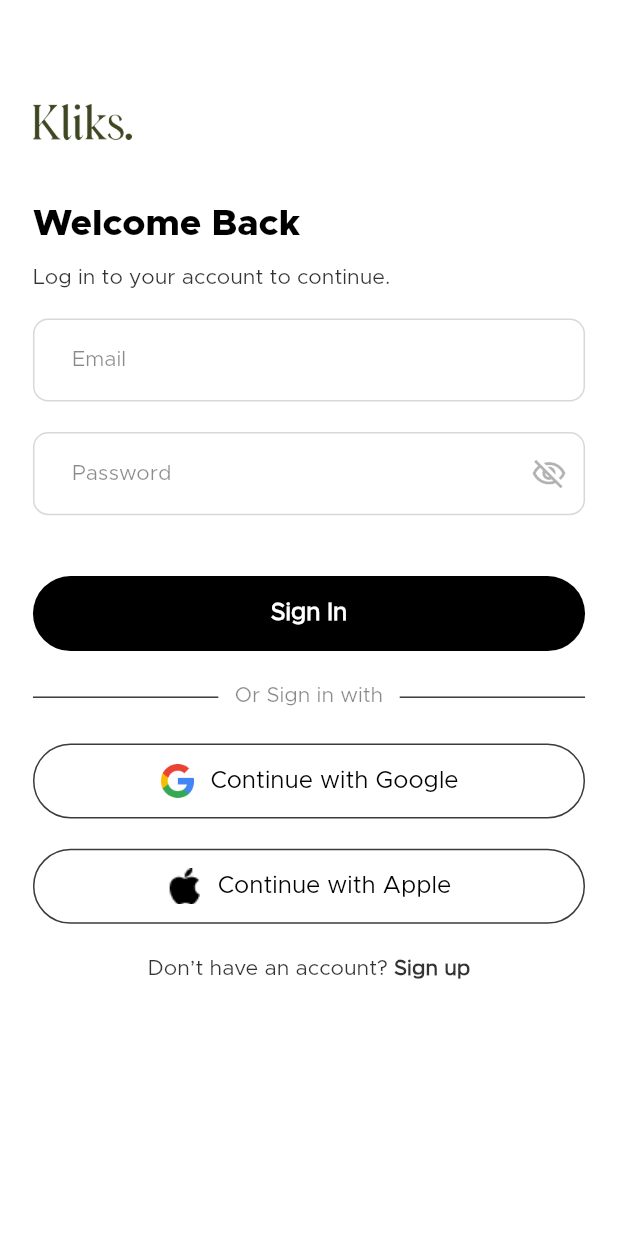
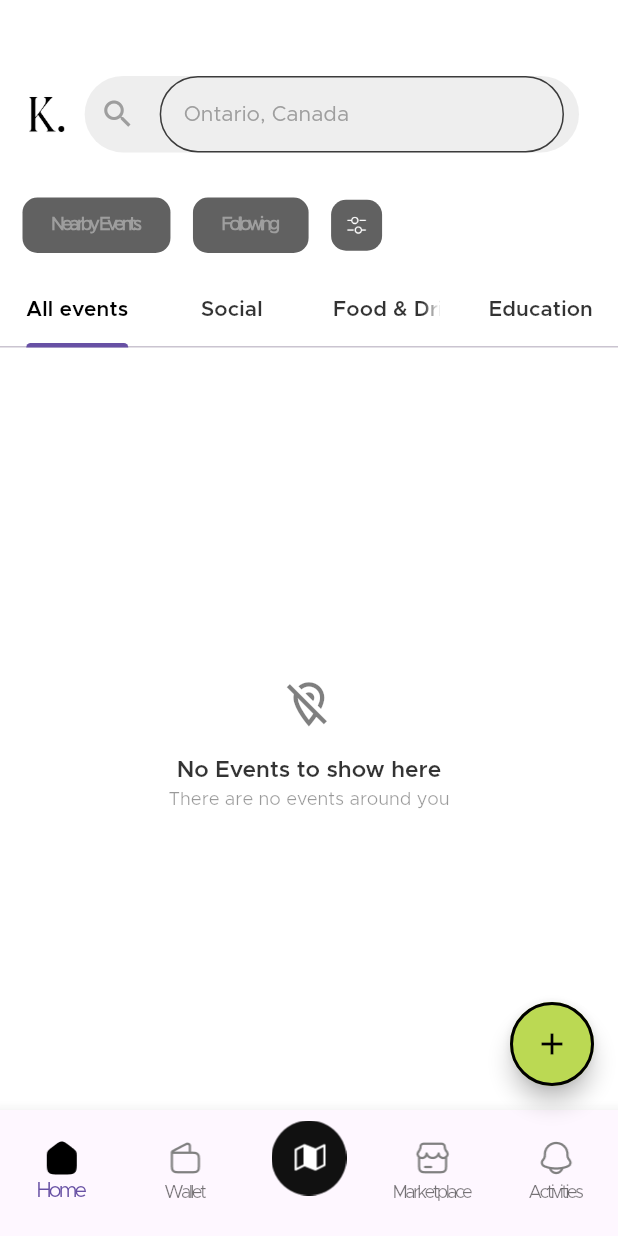
Before and after one commit to dammyaro/kliks, a Flutter app: the screen it shows after launch, after a tap on "Continue as Guest", on a phone screen of 412 x 824 dp. Run offline on Flutter 3.47's test engine with Material 3 defaults, Android fonts, the phone set to English and light mode, and no system bars; our stand-ins replace flutter_screenutil.

Commit message:
Added guest user routes

```diff
--- a/lib/core/routes.dart
+++ b/lib/core/routes.dart
@@ -5,6 +5,7 @@ import 'package:kliks/features/onboarding/auth/login_page.dart';
 import 'package:kliks/features/onboarding/auth/signup_page.dart';
 import 'package:kliks/features/onboarding/onboarding_page.dart';
 import 'package:kliks/features/onboarding/splash_screen.dart';
+import 'package:kliks/features/guest_app/guest_app_page.dart';
 
 class AppRoutes {
   static const String splash = '/';
@@ -13,6 +14,7 @@ class AppRoutes {
   static const String signup = '/signup';
   static const String emailVerification = '/email-verification';
   static const String mainApp = '/main-app';
+  static const String guestApp = '/guestApp';
 
   static Route<dynamic> generateRoute(RouteSettings settings) {
     switch (settings.name) {
@@ -28,6 +30,8 @@ class AppRoutes {
         return MaterialPageRoute(builder: (_) => const EmailVerificationPage());
       case mainApp:
         return MaterialPageRoute(builder: (_) => const MainAppPage());
+      case guestApp:
+        return MaterialPageRoute(builder: (_) => const GuestAppPage());
       default:
         return MaterialPageRoute(
           builder: (_) => Scaffold(
--- /dev/null
+++ b/lib/features/guest_app/guest_app_page.dart
@@ -0,0 +1,115 @@
+import 'package:flutter/material.dart';
+import 'package:kliks/features/guest_app/home/guest_home_page.dart';
+import 'package:kliks/features/guest_app/marketplace/guest_marketplace_page.dart';
+import 'package:kliks/features/guest_app/activities/guest_activities_page.dart';
+import 'package:kliks/features/guest_app/wallet/guest_wallet_page.dart';
+
+class GuestAppPage extends StatefulWidget {
+  const GuestAppPage({super.key});
+
+  @override
+  State<GuestAppPage> createState() => _GuestAppPageState();
+}
+
+class _GuestAppPageState extends State<GuestAppPage> {
+  int _currentIndex = 0;
+
+  final List<Widget> _pages = [
+    const GuestHomePage(),
+    const GuestWalletPage(),
+    const GuestMarketplacePage(),
+    const GuestActivitiesPage(),
+  ];
+
+  @override
+  Widget build(BuildContext context) {
+    return Scaffold(
+      body: _pages[_currentIndex],
+      floatingActionButton: FloatingActionButton(
+        onPressed: () {
+          // Handle FAB action here
+          print('FAB pressed');
+        },
+        backgroundColor: const Color(0xffbbd953), // Custom background color
+        shape: CircleBorder(
+          side: BorderSide(color: Colors.black, width: 2), // Black outline
+        ),
+        child: const Icon(Icons.add, color: Colors.black), // Black plus icon
+      ),
+      floatingActionButtonLocation: FloatingActionButtonLocation.endFloat, // Shift FAB up slightly
+      bottomNavigationBar: BottomNavigationBar(
+        currentIndex: _currentIndex,
+        onTap: (index) => setState(() => _currentIndex = index),
+        type: BottomNavigationBarType.fixed,
+        items: [
+          BottomNavigationBarItem(
+            icon: Image.asset(
+              Theme.of(context).brightness == Brightness.dark
+                  ? (_currentIndex == 0
+                      ? 'assets/icons/home-darkmode-active.png'
+                      : 'assets/icons/home-darkmode-inactive.png')
+                  : (_currentIndex == 0
+                      ? 'assets/icons/home-lightmode-active.png'
+                      : 'assets/icons/home-lightmode-inactive.png'),
+              width: 24,
+              height: 24,
+            ),
+            label: 'Home',
+          ),
+          BottomNavigationBarItem(
+            icon: Image.asset(
+              Theme.of(context).brightness == Brightness.dark
+                  ? (_currentIndex == 1
+                      ? 'assets/icons/wallet-darkmode-active.png'
+                      : 'assets/icons/wallet-darkmode-inactive.png')
+                  : (_currentIndex == 1
+                      ? 'assets/icons/wallet-lightmode-active.png'
+                      : 'assets/icons/wallet-lightmode-inactive.png'),
+              width: 24,
+              height: 24,
+            ),
+            label: 'Wallet',
+          ),
+          BottomNavigationBarItem(
+            icon: Image.asset(
+              Theme.of(context).brightness == Brightness.dark
+                  ? 'assets/icons/map-darkmode.png'
+                  : 'assets/icons/map-lightmode.png',
+              width: 50,
+              height: 50,
+            ),
+            label: '',
+          ),
+          BottomNavigationBarItem(
+            icon: Image.asset(
+              Theme.of(context).brightness == Brightness.dark
+                  ? (_currentIndex == 2
+                      ? 'assets/icons/marketplace-darkmode-active.png'
+                      : 'assets/icons/marketplace-darkmode-inactive.png')
+                  : (_currentIndex == 2
+                      ? 'assets/icons/marketplace-lightmode-active.png'
+                      : 'assets/icons/marketplace-lightmode-inactive.png'),
+              width: 24,
+              height: 24,
+            ),
+            label: 'Marketplace',
+          ),
+          BottomNavigationBarItem(
+            icon: Image.asset(
+              Theme.of(context).brightness == Brightness.dark
+                  ? (_currentIndex == 3
+                      ? 'assets/icons/activity-darkmode-active.png'
+                      : 'assets/icons/activity-darkmode-inactive.png')
+                  : (_currentIndex == 3
+                      ? 'assets/icons/activity-lightmode-active.png'
+                      : 'assets/icons/activity-lightmode-inactive.png'),
+              width: 24,
+              height: 24,
+            ),
+            label: 'Activities',
+          ),
+        ],
+      ),
+    );
+  }
+}
--- /dev/null
+++ b/lib/features/guest_app/home/guest_home_page.dart
@@ -0,0 +1,94 @@
+import 'package:flutter/material.dart';
+import 'package:kliks/shared/widgets/main_app_bar.dart';
+import 'package:kliks/shared/widgets/event_filter.dart';
+import 'package:flutter_screenutil/flutter_screenutil.dart';
+
+class GuestHomePage extends StatelessWidget {
+  const GuestHomePage({super.key});
+
+   @override
+  Widget build(BuildContext context) {
+    return Scaffold(
+      body: Column(
+        children: [
+          SizedBox(height: 40.h), // Responsive spacing from the top
+          const MainAppBar(isGuest: true), // Custom app bar widget
+          SizedBox(height: 5.h), // Responsive spacing from the top
+          const EventFilter(),
+          Expanded(
+            child: DefaultTabController(
+              length: 4,
+              child: Column(
+                children: [
+                    TabBar(
+                    labelColor: Theme.of(context).textTheme.bodyLarge?.color,
+                    unselectedLabelColor: Theme.of(context).textTheme.bodySmall?.color,
+                    labelStyle: const TextStyle(
+                      fontFamily: 'Metropolis-SemiBold',
+                    ),
+                    tabs: const [
+                      Tab(text: 'All events'),
+                      Tab(text: 'Social'),
+                      Tab(text: 'Food & Drinks'),
+                      Tab(text: 'Education'),
+                    ],
+                  ),
+                  Expanded(
+                    child: TabBarView(
+                      children: List.generate(4, (index) {
+                        return Column(
+                          children: [
+                            SizedBox(height: 20.h),
+                            // OnboardingPrompt(
+                            //   onContinue: () {
+                            //     // Add your desired functionality here
+                            //     print('Onboarding continued');
+                            //   },
+                            // ),
+                            Expanded(
+                              child: Center(
+                                child: Column(
+                                  mainAxisAlignment: MainAxisAlignment.center,
+                                  children: [
+                                    Icon(
+                                      Icons.location_off_outlined,
+                                      size: 35.sp,
+                                      color: Theme.of(context).iconTheme.color?.withOpacity(0.5),
+                                    ),
+                                    SizedBox(height: 16.h),
+                                    Text(
+                                      'No Events to show here',
+                                      style: Theme.of(context).textTheme.bodySmall?.copyWith(
+                                        fontSize: 15.sp,
+                                        fontFamily: 'Metropolis-SemiBold',
+                                      ),
+                                      textAlign: TextAlign.center,
+                                    ),
+                                    SizedBox(height: 2.h),
+                                    Text(
+                                      'There are no events around you',
+                                     style: Theme.of(context).textTheme.bodySmall?.copyWith(
+                                        color: Theme.of(context).textTheme.bodySmall?.color?.withOpacity(0.4),
+                                        fontSize: 12.sp,
+                                        fontFamily: 'Metropolis-Regular',
+                                      ),
+                                      textAlign: TextAlign.center,
+                                    ),
+                                  ],
+                                ),
+                              ),
+                            ),
+                          ],
+                        );
+                      }),
+                    ),
+                  ),
+                ],
+              ),
+            ),
+          ),
+        ],
+      ),
+    );
+  }
+}
--- a/lib/features/onboarding/auth/login_page.dart
+++ b/lib/features/onboarding/auth/login_page.dart
@@ -178,6 +178,7 @@ class _LoginPageState extends State<LoginPage> {
                 imagePath: 'assets/google_logo.png', // Path to Google logo
                 onPressed: () {
                   // Handle Google log-in
+                  Navigator.pushReplacementNamed(context, AppRoutes.mainApp);
                 },
               ),
               SizedBox(height: 20.h), // Add spacing before the buttons
@@ -188,9 +189,10 @@ class _LoginPageState extends State<LoginPage> {
                     : 'assets/apple_logo_black.png', // Path to Apple logo based on theme
                 onPressed: () {
                   // Handle Apple log-in
+                  Navigator.pushReplacementNamed(context, AppRoutes.mainApp);
                 },
               ),
-              SizedBox(height: 20.h), // Add spacing before the text
+              SizedBox(height: 40.h), // Add spacing before the text
               Center(
                 child: Text.rich(
                   TextSpan(
--- a/lib/features/onboarding/auth/signup_page.dart
+++ b/lib/features/onboarding/auth/signup_page.dart
@@ -263,6 +263,7 @@ class _SignupPageState extends State<SignupPage> {
                 imagePath: 'assets/google_logo.png', // Path to Google logo
                 onPressed: () {
                   // Handle Google sign-in
+                   Navigator.pushReplacementNamed(context, AppRoutes.mainApp);
                 },
               ),
               SizedBox(height: 20.h), // Add spacing before the buttons
@@ -273,6 +274,7 @@ class _SignupPageState extends State<SignupPage> {
                     : 'assets/apple_logo_black.png', // Path to Apple logo based on theme
                 onPressed: () {
                   // Handle Apple sign-in
+                  Navigator.pushReplacementNamed(context, AppRoutes.mainApp);
                 },
               ),
               SizedBox(height: 20.h), // Add spacing before the text
--- a/lib/features/onboarding/onboarding_page.dart
+++ b/lib/features/onboarding/onboarding_page.dart
@@ -38,6 +38,7 @@ class OnboardingPage extends StatelessWidget {
                             fontWeight: FontWeight.bold,
                             fontFamily: 'Metropolis-ExtraBold',
                             letterSpacing: -2,
+                            height: 1.2,
                             color: Colors.black, // Set text color to black
                           ),
                         ),
@@ -48,6 +49,7 @@ class OnboardingPage extends StatelessWidget {
                             fontWeight: FontWeight.bold,
                             fontFamily: 'Metropolis-ExtraBold',
                             letterSpacing: -2,
+                            height: 1.2,
                             color: Colors.black,
                           ),
                         ),
@@ -100,7 +102,7 @@ class OnboardingPage extends StatelessWidget {
                   ),
                   SizedBox(height: screenHeight * 0.02), // Responsive spacing
                   OutlinedButton(
-                    onPressed: () => Navigator.pushNamed(context, AppRoutes.login),
+                    onPressed: () => Navigator.pushNamed(context, AppRoutes.guestApp),
                     style: OutlinedButton.styleFrom(
                       side: const BorderSide(color: Colors.black), // Border color
                       shape: RoundedRectangleBorder(
--- a/lib/shared/widgets/main_app_bar.dart
+++ b/lib/shared/widgets/main_app_bar.dart
@@ -1,7 +1,9 @@
 import 'package:flutter/material.dart';
 
 class MainAppBar extends StatelessWidget {
-  const MainAppBar({super.key});
+  final bool isGuest;
+
+  const MainAppBar({super.key, this.isGuest = false}); // Default isGuest to false
 
   @override
   Widget build(BuildContext context) {
@@ -50,8 +52,8 @@ class MainAppBar extends StatelessWidget {
               ),
             ),
 
-
-            // Right: Avatar Image
+            // Right: Avatar Image (Only show if not a guest)
+            if (!isGuest)
               Image.asset(
                 'assets/icons/avatar.png',
                 height: 50, // Adjust image height
```
Also changed, not shown: lib/features/guest_app/activities/guest_activities_page.dart (added, +18 -0 lines), lib/features/guest_app/marketplace/guest_marketplace_page.dart (added, +18 -0 lines), lib/features/guest_app/wallet/guest_wallet_page.dart (added, +18 -0 lines), lib/shared/widgets/onboarding_prompt.dart (+19 -7 lines), lib/shared/widgets/two_step_bottom_sheet.dart (added, +99 -0 lines). Lines whose indentation alone changed are shown as unchanged.
